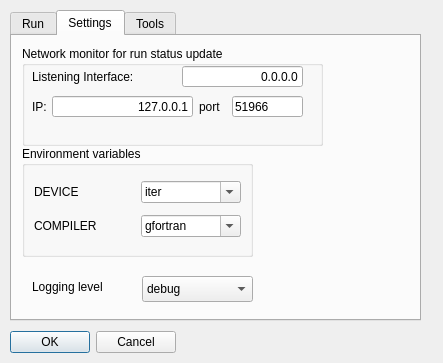
Old version of the form src/gui/preferences.ui in the repository LeCAD-PEG/SOLPS-GUI.
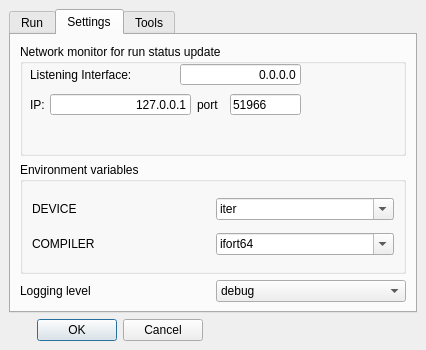
New version of the form. The open tabs and pages were chosen to show the change.

Commit message: Layout preferences in a grid

```diff
--- a/src/gui/preferences.ui
+++ b/src/gui/preferences.ui
@@ -9,8 +9,8 @@
    <rect>
     <x>0</x>
     <y>0</y>
-    <width>443</width>
-    <height>363</height>
+    <width>426</width>
+    <height>350</height>
    </rect>
   </property>
   <property name="windowTitle">
@@ -19,31 +19,9 @@
   <property name="modal">
    <bool>true</bool>
   </property>
-  <widget class="QDialogButtonBox" name="buttonBox">
-   <property name="geometry">
-    <rect>
-     <x>10</x>
-     <y>330</y>
-     <width>166</width>
-     <height>24</height>
-    </rect>
-   </property>
-   <property name="orientation">
-    <enum>Qt::Horizontal</enum>
-   </property>
-   <property name="standardButtons">
-    <set>QDialogButtonBox::Cancel|QDialogButtonBox::Ok</set>
-   </property>
-  </widget>
+  <layout class="QGridLayout" name="gridLayout_2">
+   <item row="0" column="0" colspan="2">
   <widget class="QTabWidget" name="tabWidget">
-   <property name="geometry">
-    <rect>
-     <x>10</x>
-     <y>10</y>
-     <width>411</width>
-     <height>311</height>
-    </rect>
-   </property>
    <property name="currentIndex">
     <number>0</number>
    </property>
@@ -459,15 +437,9 @@
     <attribute name="title">
      <string>Settings</string>
     </attribute>
+      <layout class="QGridLayout" name="gridLayout_3">
+       <item row="0" column="0" colspan="2">
     <widget class="QGroupBox" name="groupBox">
-     <property name="geometry">
-      <rect>
-       <x>10</x>
-       <y>10</y>
-       <width>301</width>
-       <height>100</height>
-      </rect>
-     </property>
      <property name="title">
       <string>Network monitor for run status update</string>
      </property>
@@ -595,15 +567,9 @@
       </property>
      </widget>
     </widget>
+       </item>
+       <item row="1" column="0" colspan="2">
     <widget class="QGroupBox" name="groupBox_4">
-     <property name="geometry">
-      <rect>
-       <x>10</x>
-       <y>110</y>
-       <width>231</width>
-       <height>111</height>
-      </rect>
-     </property>
      <property name="title">
       <string>Environment variables</string>
      </property>
@@ -613,11 +579,6 @@
         <property name="editable">
          <bool>true</bool>
         </property>
-        <item>
-         <property name="text">
-          <string>gfortran</string>
-         </property>
-        </item>
         <item>
          <property name="text">
           <string>ifort64</string>
@@ -658,15 +619,16 @@
       </item>
      </layout>
     </widget>
+       </item>
+       <item row="2" column="0">
+        <widget class="QLabel" name="label_3">
+         <property name="text">
+          <string>Logging level</string>
+         </property>
+        </widget>
+       </item>
+       <item row="2" column="1">
     <widget class="QComboBox" name="comboBox_log_level">
-     <property name="geometry">
-      <rect>
-       <x>130</x>
-       <y>240</y>
-       <width>111</width>
-       <height>26</height>
-      </rect>
-     </property>
      <property name="currentIndex">
       <number>0</number>
      </property>
@@ -696,19 +658,8 @@
       </property>
      </item>
     </widget>
-    <widget class="QLabel" name="label_3">
-     <property name="geometry">
-      <rect>
-       <x>20</x>
-       <y>240</y>
-       <width>111</width>
-       <height>21</height>
-      </rect>
-     </property>
-     <property name="text">
-      <string>Logging level</string>
-     </property>
-    </widget>
+       </item>
+      </layout>
    </widget>
    <widget class="QWidget" name="Tools">
     <attribute name="title">
@@ -845,6 +796,31 @@
     </widget>
    </widget>
   </widget>
+   </item>
+   <item row="1" column="0">
+    <widget class="QDialogButtonBox" name="buttonBox">
+     <property name="orientation">
+      <enum>Qt::Horizontal</enum>
+     </property>
+     <property name="standardButtons">
+      <set>QDialogButtonBox::Cancel|QDialogButtonBox::Ok</set>
+     </property>
+    </widget>
+   </item>
+   <item row="1" column="1">
+    <spacer name="horizontalSpacer">
+     <property name="orientation">
+      <enum>Qt::Horizontal</enum>
+     </property>
+     <property name="sizeHint" stdset="0">
+      <size>
+       <width>208</width>
+       <height>20</height>
+      </size>
+     </property>
+    </spacer>
+   </item>
+  </layout>
  </widget>
  <layoutdefault spacing="6" margin="9"/>
  <resources/>
```
Left out of the diff: 13 changed lines with no effect on the pictures. Lines whose indentation alone changed are shown as unchanged.
